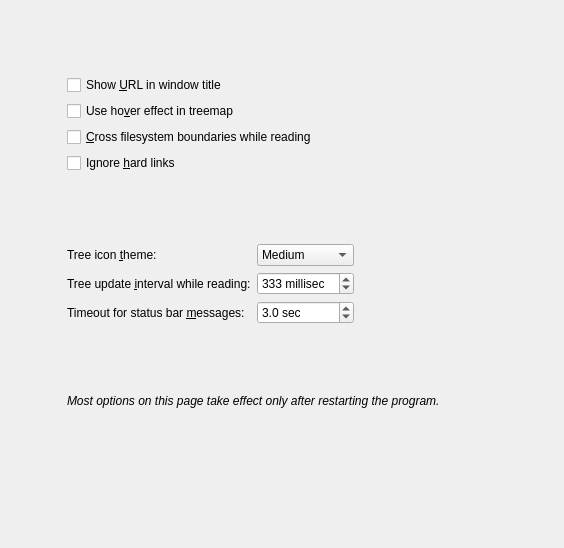
Above: src/general-config-page.ui from shundhammer/qdirstat before the change. Below: the same form after it.
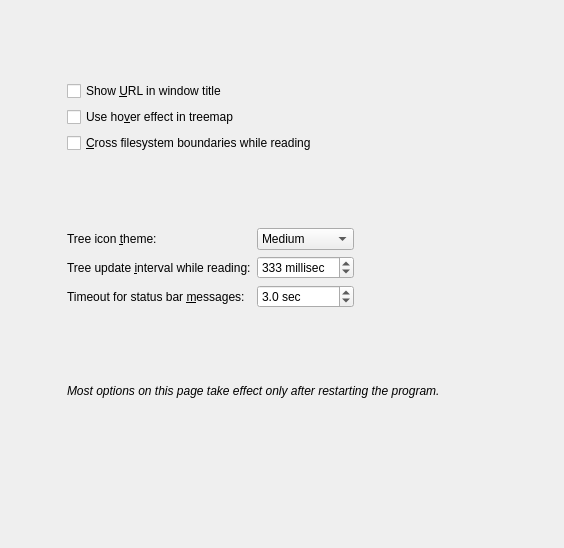
That is the form after the change.

Commit message: Removed GUI config for IgnoreHardLinks (now manual-edit only)

What changed in the file:
```diff
--- a/src/general-config-page.ui
+++ b/src/general-config-page.ui
@@ -65,13 +65,6 @@
          </property>
         </widget>
        </item>
-       <item>
-        <widget class="QCheckBox" name="ignoreHardLinksCheckBox">
-         <property name="text">
-          <string>Ignore &amp;hard links</string>
-         </property>
-        </widget>
-       </item>
       </layout>
      </item>
      <item>
```
The commit also changes 1 other file.
